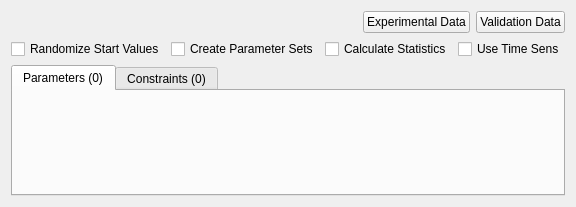
First picture: the form in copasi/UI/CQFittingWidget.ui, repository copasi/COPASI, before the edit.
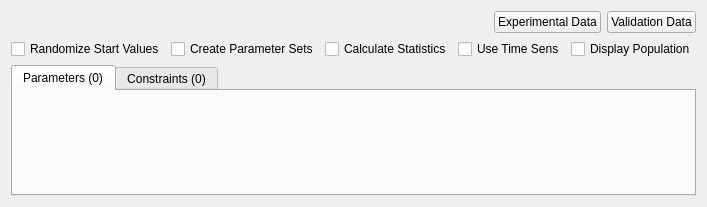
Second picture: the form after the edit. Custom widgets are drawn as their Qt base class.

Commit message: - issue 3267: move displayPopulations to optproblem

```diff
--- a/copasi/UI/CQFittingWidget.ui
+++ b/copasi/UI/CQFittingWidget.ui
@@ -101,6 +101,16 @@
        <property name="text">
         <string>Use Time Sens</string>
        </property>
+       <property name="visible">
+        <bool>false</bool>
+       </property>  
+      </widget>
+     </item>
+     <item>
+      <widget class="QCheckBox" name="mpCheckDisplayPopulation">
+       <property name="text">
+        <string>Display Population</string>
+       </property>
       </widget>
      </item>
     </layout>
```
The commit also changes 5 other files.
